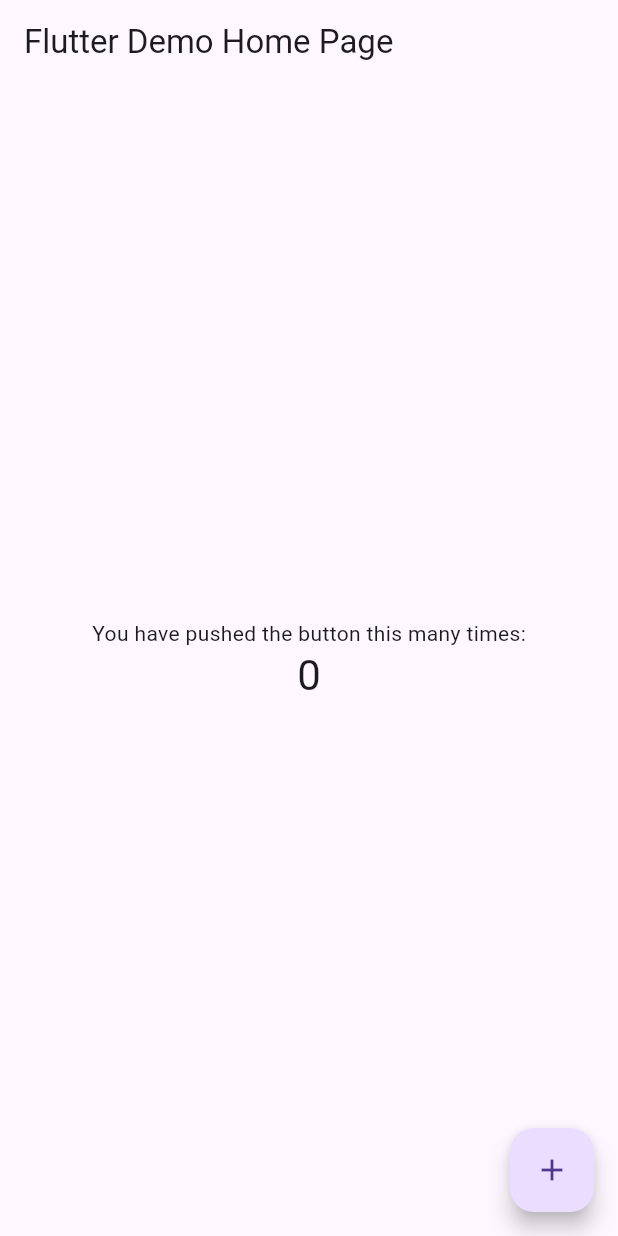
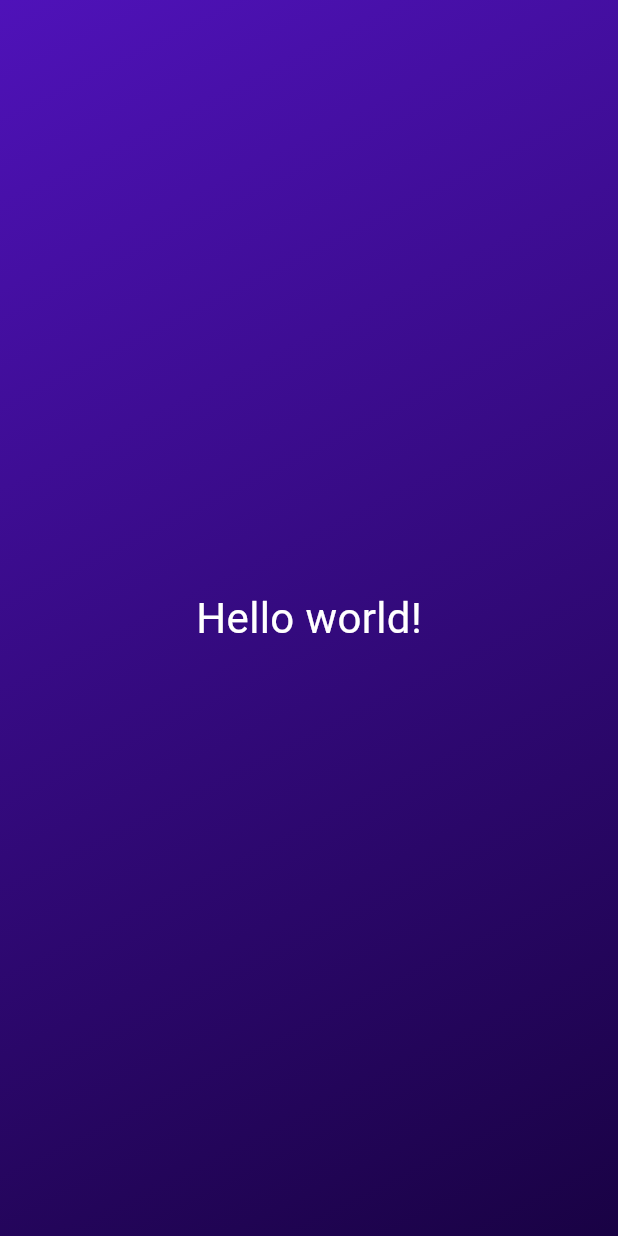
Before and after one commit to GektorAdonis/roll_dice, a Flutter app: the screen it shows after launch, on a phone screen of 412 x 824 dp. Run offline on Flutter 3.47's test engine with Material 3 defaults, Android fonts, the phone set to English and light mode, and no system bars.

Commit message:
adding text and background

```diff
--- /dev/null
+++ b/lib/gradient_container.dart
@@ -0,0 +1,25 @@
+import 'package:flutter/material.dart';
+import 'package:roll_dice/styled_text.dart';
+
+class GradientContainer extends StatelessWidget {
+  const GradientContainer({super.key});
+
+  @override
+  Widget build(BuildContext context) {
+    return Container(
+      decoration: const BoxDecoration(
+        gradient: LinearGradient(
+          colors: [
+            Color.fromARGB(255, 79, 18, 185),
+            Color.fromARGB(255, 25, 2, 68),
+          ],
+          begin: Alignment.topLeft,
+          end: Alignment.bottomRight,
+        ),
+      ),
+      child: const Center(
+        child: StyledText(),
+      ),
+    );
+  }
+}
--- a/lib/main.dart
+++ b/lib/main.dart
@@ -1,115 +1,14 @@
 import 'package:flutter/material.dart';
 
+import 'gradient_container.dart';
+
 void main() {
-  runApp(const MyApp());
+  runApp(
+    const MaterialApp(
+      debugShowCheckedModeBanner: false,
+      home: Scaffold(
+        body: GradientContainer(),
+      ),
+    ),
+  );
 }
-
-class MyApp extends StatelessWidget {
-  const MyApp({super.key});
-
-  // This widget is the root of your application.
-  @override
-  Widget build(BuildContext context) {
-    return MaterialApp(
-      title: 'Flutter Demo',
-      theme: ThemeData(
-        // This is the theme of your application.
-        //
-        // Try running your application with "flutter run". You'll see the
-        // application has a blue toolbar. Then, without quitting the app, try
-        // changing the primarySwatch below to Colors.green and then invoke
-        // "hot reload" (press "r" in the console where you ran "flutter run",
-        // or simply save your changes to "hot reload" in a Flutter IDE).
-        // Notice that the counter didn't reset back to zero; the application
-        // is not restarted.
-        primarySwatch: Colors.blue,
-      ),
-      home: const MyHomePage(title: 'Flutter Demo Home Page'),
-    );
-  }
-}
-
-class MyHomePage extends StatefulWidget {
-  const MyHomePage({super.key, required this.title});
-
-  // This widget is the home page of your application. It is stateful, meaning
-  // that it has a State object (defined below) that contains fields that affect
-  // how it looks.
-
-  // This class is the configuration for the state. It holds the values (in this
-  // case the title) provided by the parent (in this case the App widget) and
-  // used by the build method of the State. Fields in a Widget subclass are
-  // always marked "final".
-
-  final String title;
-
-  @override
-  State<MyHomePage> createState() => _MyHomePageState();
-}
-
-class _MyHomePageState extends State<MyHomePage> {
-  int _counter = 0;
-
-  void _incrementCounter() {
-    setState(() {
-      // This call to setState tells the Flutter framework that something has
-      // changed in this State, which causes it to rerun the build method below
-      // so that the display can reflect the updated values. If we changed
-      // _counter without calling setState(), then the build method would not be
-      // called again, and so nothing would appear to happen.
-      _counter++;
-    });
-  }
-
-  @override
-  Widget build(BuildContext context) {
-    // This method is rerun every time setState is called, for instance as done
-    // by the _incrementCounter method above.
-    //
-    // The Flutter framework has been optimized to make rerunning build methods
-    // fast, so that you can just rebuild anything that needs updating rather
-    // than having to individually change instances of widgets.
-    return Scaffold(
-      appBar: AppBar(
-        // Here we take the value from the MyHomePage object that was created by
-        // the App.build method, and use it to set our appbar title.
-        title: Text(widget.title),
-      ),
-      body: Center(
-        // Center is a layout widget. It takes a single child and positions it
-        // in the middle of the parent.
-        child: Column(
-          // Column is also a layout widget. It takes a list of children and
-          // arranges them vertically. By default, it sizes itself to fit its
-          // children horizontally, and tries to be as tall as its parent.
-          //
-          // Invoke "debug painting" (press "p" in the console, choose the
-          // "Toggle Debug Paint" action from the Flutter Inspector in Android
-          // Studio, or the "Toggle Debug Paint" command in Visual Studio Code)
-          // to see the wireframe for each widget.
-          //
-          // Column has various properties to control how it sizes itself and
-          // how it positions its children. Here we use mainAxisAlignment to
-          // center the children vertically; the main axis here is the vertical
-          // axis because Columns are vertical (the cross axis would be
-          // horizontal).
-          mainAxisAlignment: MainAxisAlignment.center,
-          children: <Widget>[
-            const Text(
-              'You have pushed the button this many times:',
-            ),
-            Text(
-              '$_counter',
-              style: Theme.of(context).textTheme.headline4,
-            ),
-          ],
-        ),
-      ),
-      floatingActionButton: FloatingActionButton(
-        onPressed: _incrementCounter,
-        tooltip: 'Increment',
-        child: const Icon(Icons.add),
-      ), // This trailing comma makes auto-formatting nicer for build methods.
-    );
-  }
-}
--- /dev/null
+++ b/lib/styled_text.dart
@@ -0,0 +1,16 @@
+import 'package:flutter/material.dart';
+
+class StyledText extends StatelessWidget {
+  const StyledText({super.key});
+
+  @override
+  Widget build(BuildContext context) {
+    return const Text(
+      "Hello world!",
+      style: TextStyle(
+        color: Colors.white,
+        fontSize: 28,
+      ),
+    );
+  }
+}
```
Also changed, not shown: pubspec.lock, 4 other files.
